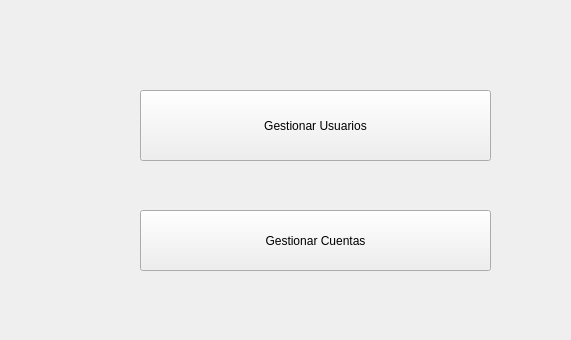
This is PantallaAdmin/mainwindow.ui in FranksVilca/TO_FinalLab as Qt 5 draws it before an edit; both pictures show x 0 to 571 and y 0 to 340 of the 800 by 600 pixel window. The edited form follows.
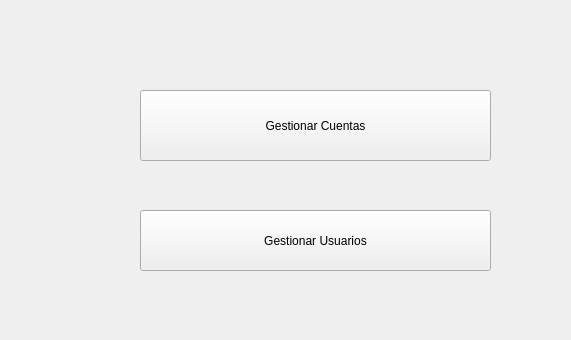
This is the edited form.

The edit to the form file:
```diff
--- a/PantallaAdmin/mainwindow.ui
+++ b/PantallaAdmin/mainwindow.ui
@@ -24,7 +24,7 @@
      </rect>
     </property>
     <property name="text">
-     <string>Gestionar Usuarios</string>
+     <string>Gestionar Cuentas</string>
     </property>
    </widget>
    <widget class="QPushButton" name="pushButton_2">
@@ -37,7 +37,7 @@
      </rect>
     </property>
     <property name="text">
-     <string>Gestionar Cuentas</string>
+     <string>Gestionar Usuarios</string>
     </property>
    </widget>
   </widget>
```
